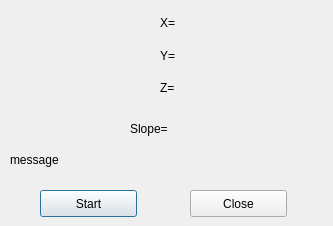
Old version of the form Src/3DMetrics/slope_tool.ui in the repository IfremerUnderwater/3DMetrics.
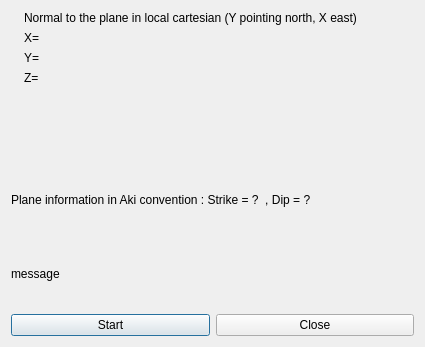
New version of the form. Icons and pictures are not drawn.

Commit message: Added strike and dip to slope tool

```diff
--- a/Src/3DMetrics/slope_tool.ui
+++ b/Src/3DMetrics/slope_tool.ui
@@ -6,60 +6,25 @@
    <rect>
     <x>0</x>
     <y>0</y>
-    <width>333</width>
-    <height>226</height>
+    <width>425</width>
+    <height>347</height>
    </rect>
   </property>
   <property name="windowTitle">
    <string>Slope Tool</string>
   </property>
-  <widget class="QPushButton" name="start_btn">
-   <property name="geometry">
-    <rect>
-     <x>40</x>
-     <y>190</y>
-     <width>97</width>
-     <height>27</height>
-    </rect>
-   </property>
-   <property name="text">
-    <string>Start</string>
-   </property>
-  </widget>
-  <widget class="QLabel" name="message_label">
-   <property name="geometry">
-    <rect>
-     <x>10</x>
-     <y>150</y>
-     <width>371</width>
-     <height>20</height>
-    </rect>
-   </property>
-   <property name="text">
-    <string>message</string>
-   </property>
-  </widget>
-  <widget class="QPushButton" name="close_btn">
-   <property name="geometry">
-    <rect>
-     <x>190</x>
-     <y>190</y>
-     <width>97</width>
-     <height>27</height>
-    </rect>
-   </property>
-   <property name="text">
-    <string>Close</string>
-   </property>
-  </widget>
+  <layout class="QHBoxLayout" name="horizontalLayout_3">
+   <item>
+    <layout class="QVBoxLayout" name="verticalLayout_2">
+     <item>
+      <layout class="QHBoxLayout" name="horizontalLayout">
+       <item>
   <widget class="QLabel" name="label">
-   <property name="geometry">
-    <rect>
-     <x>50</x>
-     <y>40</y>
-     <width>67</width>
-     <height>71</height>
-    </rect>
+         <property name="sizePolicy">
+          <sizepolicy hsizetype="Fixed" vsizetype="Fixed">
+           <horstretch>0</horstretch>
+           <verstretch>0</verstretch>
+          </sizepolicy>
    </property>
    <property name="text">
     <string/>
@@ -71,29 +36,16 @@
     <bool>true</bool>
    </property>
   </widget>
-  <widget class="QLabel" name="slope_label">
-   <property name="geometry">
-    <rect>
-     <x>130</x>
-     <y>120</y>
-     <width>191</width>
-     <height>17</height>
-    </rect>
-   </property>
-   <property name="text">
-    <string>Slope=</string>
-   </property>
-  </widget>
-  <widget class="QWidget" name="">
-   <property name="geometry">
-    <rect>
-     <x>160</x>
-     <y>10</y>
-     <width>161</width>
-     <height>91</height>
-    </rect>
-   </property>
+       </item>
+       <item>
    <layout class="QVBoxLayout" name="verticalLayout">
+         <item>
+          <widget class="QLabel" name="label_2">
+           <property name="text">
+            <string>Normal to the plane in local cartesian (Y pointing north, X east)</string>
+           </property>
+          </widget>
+         </item>
     <item>
      <widget class="QLabel" name="x_label">
       <property name="text">
@@ -116,7 +68,54 @@
      </widget>
     </item>
    </layout>
-  </widget>
+       </item>
+      </layout>
+     </item>
+     <item>
+      <widget class="QLabel" name="label_3">
+       <property name="text">
+        <string/>
+       </property>
+       <property name="pixmap">
+        <pixmap resource="ressources.qrc">:/icons/ressources/fault-aki-conv.svg</pixmap>
+       </property>
+      </widget>
+     </item>
+     <item>
+      <widget class="QLabel" name="plane_info_label">
+       <property name="text">
+        <string>Plane information in Aki convention : Strike = ?  , Dip = ?</string>
+       </property>
+      </widget>
+     </item>
+     <item>
+      <widget class="QLabel" name="message_label">
+       <property name="text">
+        <string>message</string>
+       </property>
+      </widget>
+     </item>
+     <item>
+      <layout class="QHBoxLayout" name="horizontalLayout_2">
+       <item>
+        <widget class="QPushButton" name="start_btn">
+         <property name="text">
+          <string>Start</string>
+         </property>
+        </widget>
+       </item>
+       <item>
+        <widget class="QPushButton" name="close_btn">
+         <property name="text">
+          <string>Close</string>
+         </property>
+        </widget>
+       </item>
+      </layout>
+     </item>
+    </layout>
+   </item>
+  </layout>
  </widget>
  <resources>
   <include location="ressources.qrc"/>
```
Lines whose indentation alone changed are shown as unchanged. The commit also changes 3 other files.
